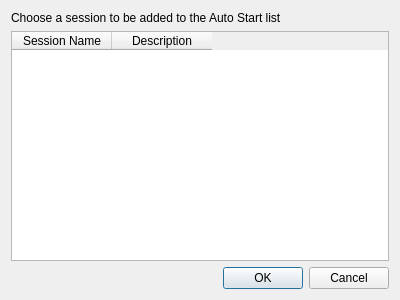
The window that AutoStartAdd.ui (HobbitHacker/Q3270) describes before a commit, drawn with Qt 5.
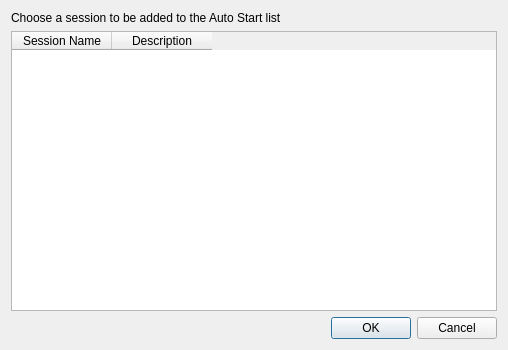
The same window after the commit.

Commit message:
Prevent duplicate autostart entries
Autostart entries were duplicated because the slot was being triggered
multiple times.

```diff
--- a/AutoStartAdd.ui
+++ b/AutoStartAdd.ui
@@ -6,8 +6,8 @@
    <rect>
     <x>0</x>
     <y>0</y>
-    <width>400</width>
-    <height>300</height>
+    <width>508</width>
+    <height>350</height>
    </rect>
   </property>
   <property name="windowTitle">
```
The commit also changes 1 other file.
